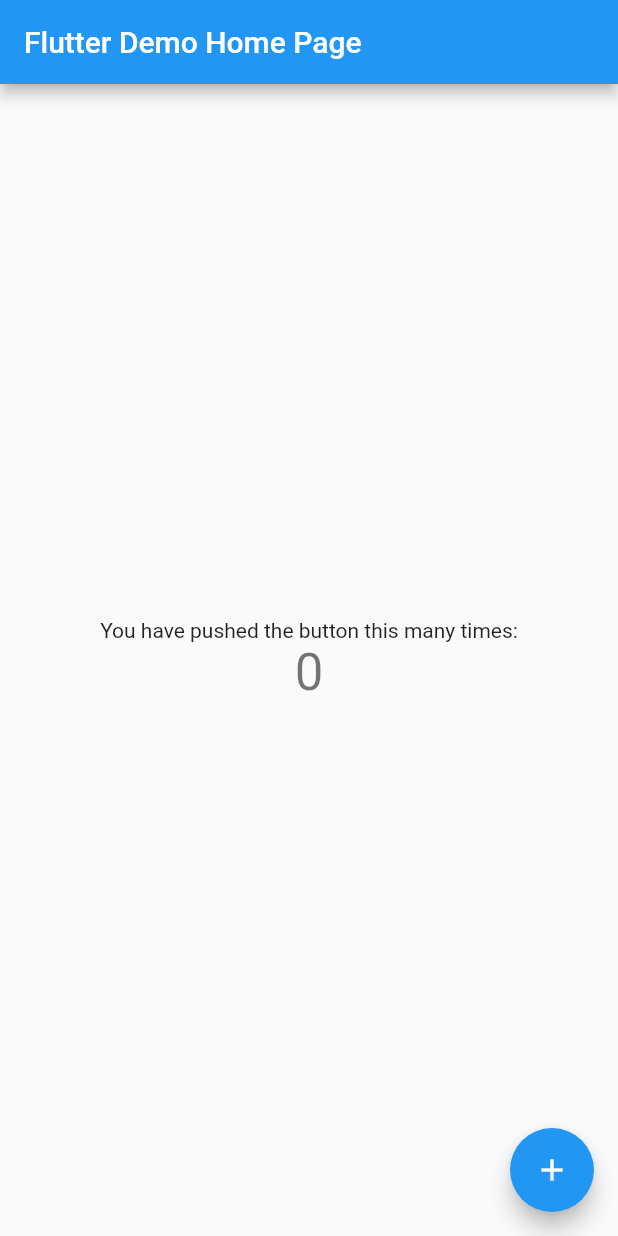
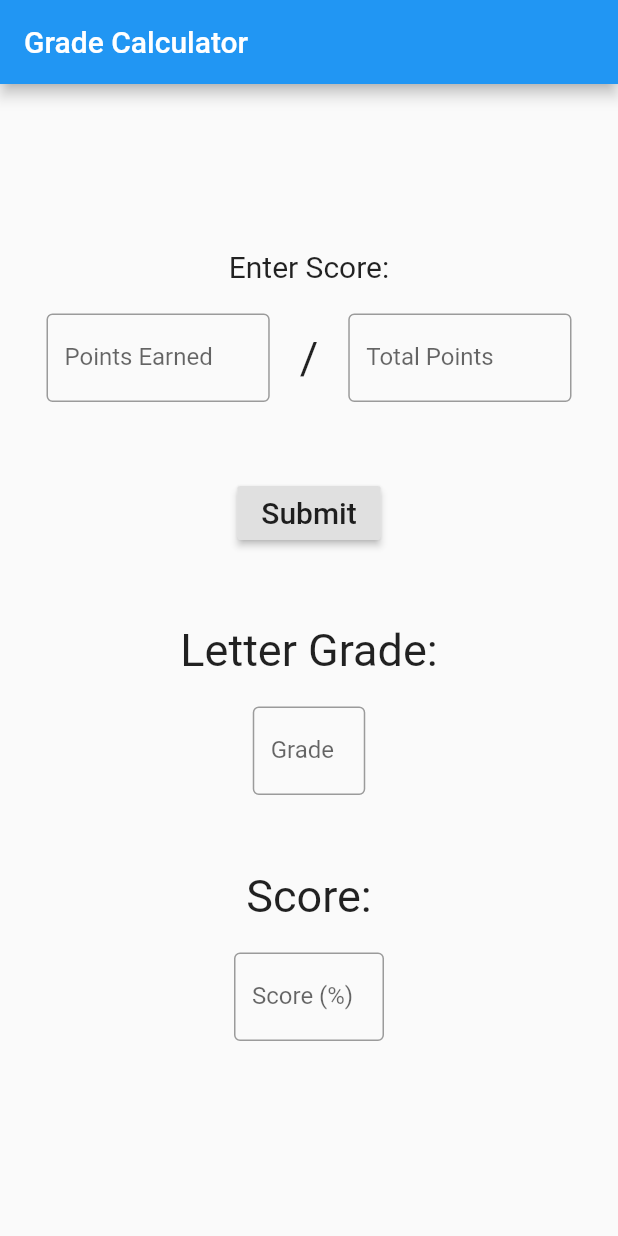
Before and after one commit to bsu-hci/P1-Letter-Grade-Calculator, a Flutter app: the screen it shows after launch, on a phone screen of 412 x 824 dp. Run offline on Flutter 3.47's test engine with Material 2 defaults, Android fonts, the phone set to English and light mode, and no system bars.

Commit message:
Fix directory issue

```diff
--- a/lib/main.dart
+++ b/lib/main.dart
@@ -9,7 +9,7 @@ class MyApp extends StatelessWidget {
   @override
   Widget build(BuildContext context) {
     return MaterialApp(
-      title: 'Flutter Demo',
+      title: 'Grade Calculator',
       theme: ThemeData(
         // This is the theme of your application.
         //
@@ -26,7 +26,7 @@ class MyApp extends StatelessWidget {
         // closer together (more dense) than on mobile platforms.
         visualDensity: VisualDensity.adaptivePlatformDensity,
       ),
-      home: MyHomePage(title: 'Flutter Demo Home Page'),
+      home: MyHomePage(title: 'Grade Calculator'),
     );
   }
 }
@@ -97,21 +97,88 @@ class _MyHomePageState extends State<MyHomePage> {
           // horizontal).
           mainAxisAlignment: MainAxisAlignment.center,
           children: <Widget>[
-            Text(
-              'You have pushed the button this many times:',
+            Text('Enter Score:', style: TextStyle(fontSize: 20)),
+            Container(
+              margin: const EdgeInsets.all(20.0),
+              width: 350.0,
+              child: new Row(
+                mainAxisAlignment: MainAxisAlignment.spaceEvenly,
+                children: <Widget>[
+                  new Flexible(
+                    child: new TextField(
+                      obscureText: false,
+                      decoration: InputDecoration(
+                        border: OutlineInputBorder(),
+                        labelText: 'Points Earned',
+                      ),
+                    ),
+                  ),
+                  const SizedBox(width: 20.0),
+                  Text('/', style: TextStyle(fontSize: 30)),
+                  const SizedBox(width: 20.0),
+                  new Flexible(
+                    child: new TextField(
+                      obscureText: false,
+                      decoration: InputDecoration(
+                        border: OutlineInputBorder(),
+                        labelText: 'Total Points',
+                      ),
+                    ),
+                  ),
+                ],
+              ),
             ),
-            Text(
-              '$_counter',
-              style: Theme.of(context).textTheme.headline4,
+            const SizedBox(height: 30),
+            RaisedButton(
+              onPressed: _incrementCounter,
+              child: const Text('Submit', style: TextStyle(fontSize: 20)),
+            ),
+            const SizedBox(height: 50),
+            Text('Letter Grade:', style: TextStyle(fontSize: 30)),
+            Container(
+              margin: const EdgeInsets.all(20.0),
+              width: 75.0,
+              child: new Row(
+                mainAxisAlignment: MainAxisAlignment.spaceEvenly,
+                children: <Widget>[
+                  new Flexible(
+                    child: new TextField(
+                      readOnly: true,
+                      obscureText: false,
+                      decoration: InputDecoration(
+                        border: OutlineInputBorder(),
+                        labelText: 'Grade',
+                      ),
+                    ),
+                  ),
+                ],
+              ),
+            ),
+            const SizedBox(height: 30),
+            Text('Score:', style: TextStyle(fontSize: 30)),
+            Container(
+              margin: const EdgeInsets.all(20.0),
+              width: 100.0,
+              child: new Row(
+                mainAxisAlignment: MainAxisAlignment.spaceEvenly,
+                children: <Widget>[
+                  new Flexible(
+                    child: new TextField(
+                      readOnly: true,
+                      obscureText: false,
+                      decoration: InputDecoration(
+                        border: OutlineInputBorder(),
+                        labelText: 'Score (%)',
+                      ),
+                    ),
+                  ),
+                ],
+              ),
             ),
           ],
         ),
       ),
-      floatingActionButton: FloatingActionButton(
-        onPressed: _incrementCounter,
-        tooltip: 'Increment',
-        child: Icon(Icons.add),
-      ), // This trailing comma makes auto-formatting nicer for build methods.
+      // This trailing comma makes auto-formatting nicer for build methods.
     );
   }
 }
--- a/project/lib/main.dart
+++ /dev/null
@@ -1,184 +0,0 @@
-import 'package:flutter/material.dart';
-
-void main() {
-  runApp(MyApp());
-}
-
-class MyApp extends StatelessWidget {
-  // This widget is the root of your application.
-  @override
-  Widget build(BuildContext context) {
-    return MaterialApp(
-      title: 'Grade Calculator',
-      theme: ThemeData(
-        // This is the theme of your application.
-        //
-        // Try running your application with "flutter run". You'll see the
-        // application has a blue toolbar. Then, without quitting the app, try
-        // changing the primarySwatch below to Colors.green and then invoke
-        // "hot reload" (press "r" in the console where you ran "flutter run",
-        // or simply save your changes to "hot reload" in a Flutter IDE).
-        // Notice that the counter didn't reset back to zero; the application
-        // is not restarted.
-        primarySwatch: Colors.blue,
-        // This makes the visual density adapt to the platform that you run
-        // the app on. For desktop platforms, the controls will be smaller and
-        // closer together (more dense) than on mobile platforms.
-        visualDensity: VisualDensity.adaptivePlatformDensity,
-      ),
-      home: MyHomePage(title: 'Grade Calculator'),
-    );
-  }
-}
-
-class MyHomePage extends StatefulWidget {
-  MyHomePage({Key key, this.title}) : super(key: key);
-
-  // This widget is the home page of your application. It is stateful, meaning
-  // that it has a State object (defined below) that contains fields that affect
-  // how it looks.
-
-  // This class is the configuration for the state. It holds the values (in this
-  // case the title) provided by the parent (in this case the App widget) and
-  // used by the build method of the State. Fields in a Widget subclass are
-  // always marked "final".
-
-  final String title;
-
-  @override
-  _MyHomePageState createState() => _MyHomePageState();
-}
-
-class _MyHomePageState extends State<MyHomePage> {
-  int _counter = 0;
-
-  void _incrementCounter() {
-    setState(() {
-      // This call to setState tells the Flutter framework that something has
-      // changed in this State, which causes it to rerun the build method below
-      // so that the display can reflect the updated values. If we changed
-      // _counter without calling setState(), then the build method would not be
-      // called again, and so nothing would appear to happen.
-      _counter++;
-    });
-  }
-
-  @override
-  Widget build(BuildContext context) {
-    // This method is rerun every time setState is called, for instance as done
-    // by the _incrementCounter method above.
-    //
-    // The Flutter framework has been optimized to make rerunning build methods
-    // fast, so that you can just rebuild anything that needs updating rather
-    // than having to individually change instances of widgets.
-    return Scaffold(
-      appBar: AppBar(
-        // Here we take the value from the MyHomePage object that was created by
-        // the App.build method, and use it to set our appbar title.
-        title: Text(widget.title),
-      ),
-      body: Center(
-        // Center is a layout widget. It takes a single child and positions it
-        // in the middle of the parent.
-        child: Column(
-          // Column is also a layout widget. It takes a list of children and
-          // arranges them vertically. By default, it sizes itself to fit its
-          // children horizontally, and tries to be as tall as its parent.
-          //
-          // Invoke "debug painting" (press "p" in the console, choose the
-          // "Toggle Debug Paint" action from the Flutter Inspector in Android
-          // Studio, or the "Toggle Debug Paint" command in Visual Studio Code)
-          // to see the wireframe for each widget.
-          //
-          // Column has various properties to control how it sizes itself and
-          // how it positions its children. Here we use mainAxisAlignment to
-          // center the children vertically; the main axis here is the vertical
-          // axis because Columns are vertical (the cross axis would be
-          // horizontal).
-          mainAxisAlignment: MainAxisAlignment.center,
-          children: <Widget>[
-            Text('Enter Score:', style: TextStyle(fontSize: 20)),
-            Container(
-              margin: const EdgeInsets.all(20.0),
-              width: 350.0,
-              child: new Row(
-                mainAxisAlignment: MainAxisAlignment.spaceEvenly,
-                children: <Widget>[
-                  new Flexible(
-                    child: new TextField(
-                      obscureText: false,
-                      decoration: InputDecoration(
-                        border: OutlineInputBorder(),
-                        labelText: 'Points Earned',
-                      ),
-                    ),
-                  ),
-                  const SizedBox(width: 20.0),
-                  Text('/', style: TextStyle(fontSize: 30)),
-                  const SizedBox(width: 20.0),
-                  new Flexible(
-                    child: new TextField(
-                      obscureText: false,
-                      decoration: InputDecoration(
-                        border: OutlineInputBorder(),
-                        labelText: 'Total Points',
-                      ),
-                    ),
-                  ),
-                ],
-              ),
-            ),
-            const SizedBox(height: 30),
-            RaisedButton(
-              onPressed: () {},
-              child: const Text('Submit', style: TextStyle(fontSize: 20)),
-            ),
-            const SizedBox(height: 50),
-            Text('Letter Grade:', style: TextStyle(fontSize: 30)),
-            Container(
-              margin: const EdgeInsets.all(20.0),
-              width: 75.0,
-              child: new Row(
-                mainAxisAlignment: MainAxisAlignment.spaceEvenly,
-                children: <Widget>[
-                  new Flexible(
-                    child: new TextField(
-                      readOnly: true,
-                      obscureText: false,
-                      decoration: InputDecoration(
-                        border: OutlineInputBorder(),
-                        labelText: 'Grade',
-                      ),
-                    ),
-                  ),
-                ],
-              ),
-            ),
-            const SizedBox(height: 30),
-            Text('Score:', style: TextStyle(fontSize: 30)),
-            Container(
-              margin: const EdgeInsets.all(20.0),
-              width: 100.0,
-              child: new Row(
-                mainAxisAlignment: MainAxisAlignment.spaceEvenly,
-                children: <Widget>[
-                  new Flexible(
-                    child: new TextField(
-                      readOnly: true,
-                      obscureText: false,
-                      decoration: InputDecoration(
-                        border: OutlineInputBorder(),
-                        labelText: 'Score (%)',
-                      ),
-                    ),
-                  ),
-                ],
-              ),
-            ),
-          ],
-        ),
-      ),
-      // This trailing comma makes auto-formatting nicer for build methods.
-    );
-  }
-}
```
